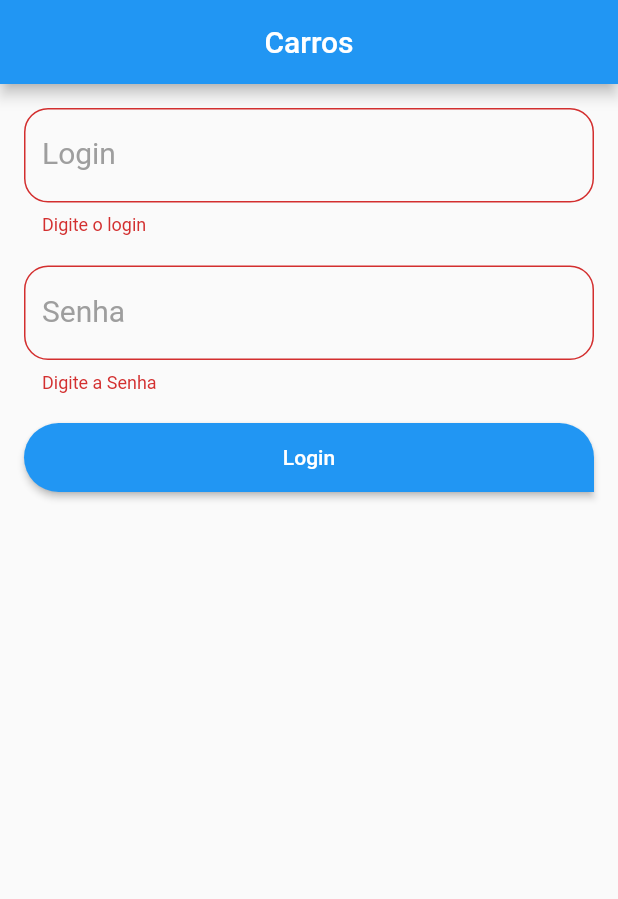
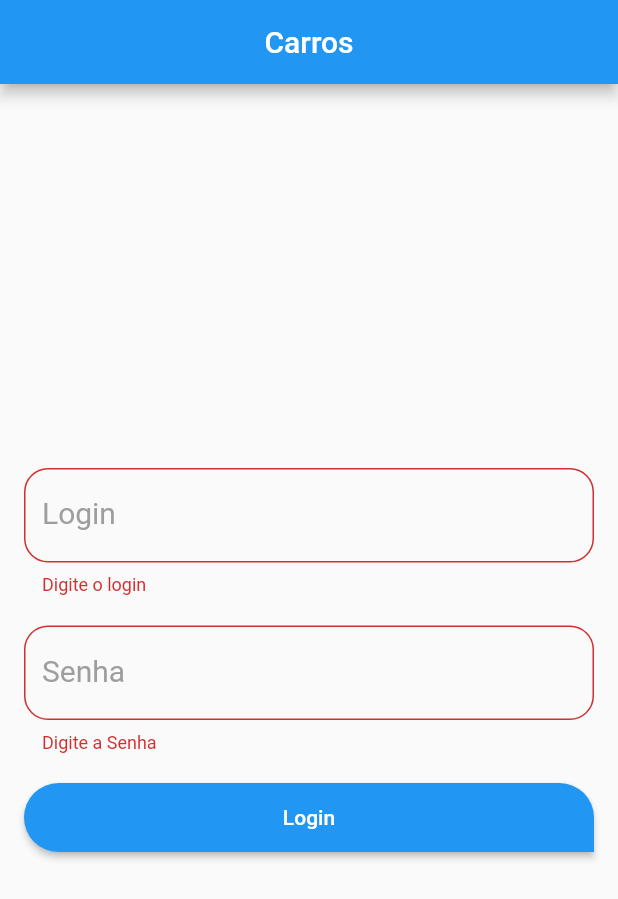
Before and after one commit to eliezerantonio/flutter_essencial, a Flutter app: the screen it shows after launch, after a tap on "Login", on a phone screen of 412 x 824 dp. Shown: the top 899 px of the screen. Run offline on Flutter 3.47's test engine with Material 2 defaults, Android fonts, the light colour scheme and no system bars; our stand-ins replace fluttertoast.

Commit message:
centralizando login

```diff
--- a/projecto_carros/lib/screens/login_screen.dart
+++ b/projecto_carros/lib/screens/login_screen.dart
@@ -25,7 +25,9 @@ class _LoginScreenState extends State<LoginScreen> {
         title: Text("Carros"),
         centerTitle: true,
       ),
-      body: _body(),
+      body: Center(
+        child: _body(),
+      ),
     );
   }
 
@@ -37,8 +39,9 @@ class _LoginScreenState extends State<LoginScreen> {
         ),
       );
 
-  ListView _formularioLogin() {
-    return ListView(
+  Widget _formularioLogin() {
+    return Column(
+      mainAxisAlignment: MainAxisAlignment.center,
       children: [
         AppText(
           label: "Login",
@@ -76,8 +79,6 @@ class _LoginScreenState extends State<LoginScreen> {
     }
     String login = _controllerLogin.text;
     String senha = _controllerSenha.text;
-
-    print(login + " " + senha);
   }
 
   String _validatorLogin(
--- a/projecto_carros/lib/widgets/app_button.dart
+++ b/projecto_carros/lib/widgets/app_button.dart
@@ -8,12 +8,13 @@ class AppButton extends StatelessWidget {
   Widget build(BuildContext context) {
     return Container(
       height: 46,
+      width: 400,
       child: RaisedButton(
         shape: const RoundedRectangleBorder(
           borderRadius: BorderRadius.only(
-            topLeft: Radius.circular(30),
-            topRight: Radius.circular(30),
-            bottomLeft: Radius.circular(30),
+            topLeft: Radius.circular(40),
+            topRight: Radius.circular(40),
+            bottomLeft: Radius.circular(40),
           ),
         ),
         color: Colors.blue,
```
Also changed, not shown: 1 other file.
